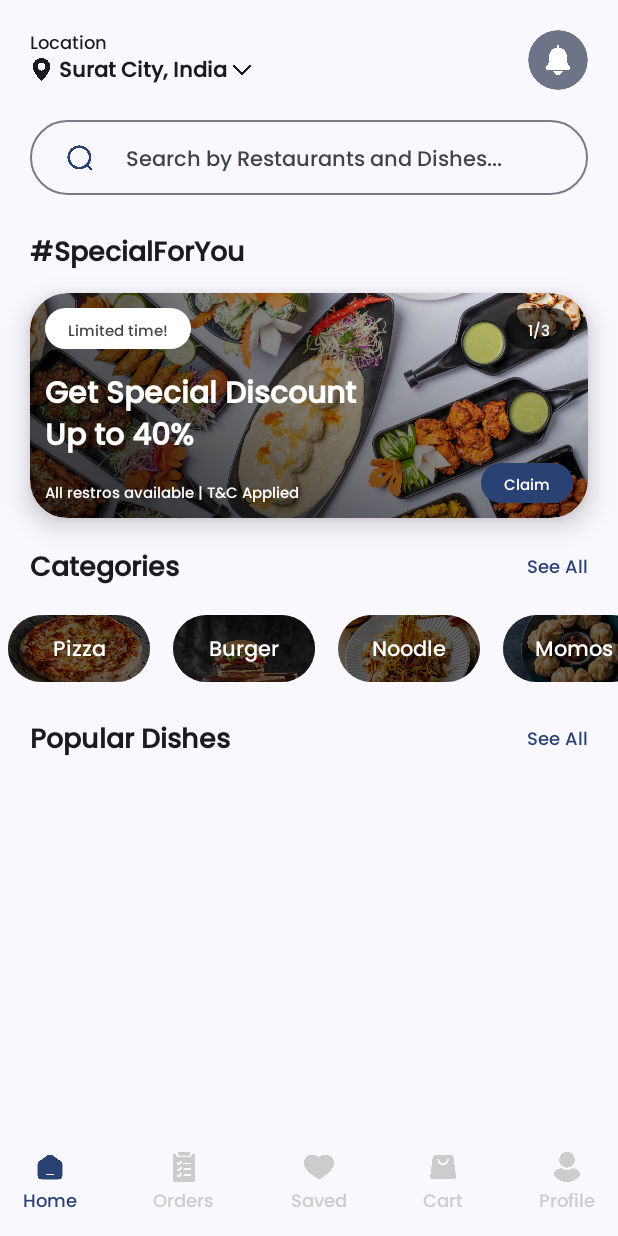
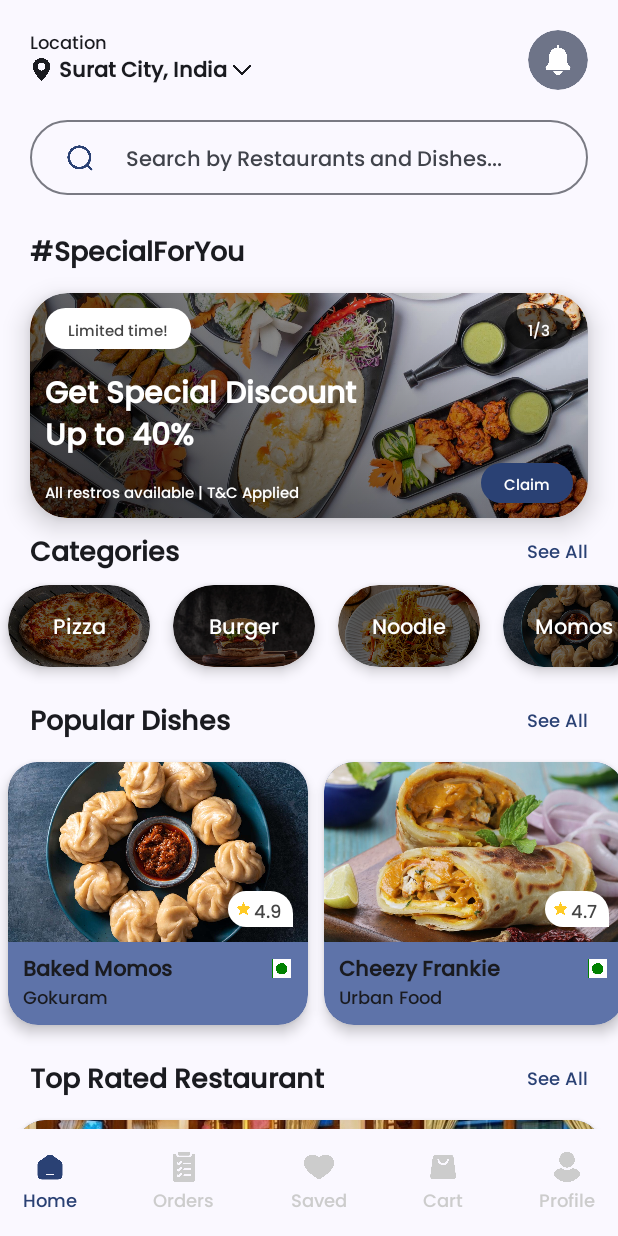
Before and after one commit to chiragpatel047/FoodExpressUserApp, an Android app built with Jetpack Compose: the MainScreen screen opened through its navigation route, on a phone screen of 412 x 824 dp. Run offline under Robolectric (Android 15) with nearby library versions, the phone set to English and light mode, and no system bars.

Commit message:
home-nav-screen-ui-3

```diff
--- a/app/src/main/java/com/foodapp/foodexpress/Components/CategorySingle.kt
+++ b/app/src/main/java/com/foodapp/foodexpress/Components/CategorySingle.kt
@@ -17,6 +17,7 @@ import androidx.compose.runtime.Composable
 import androidx.compose.ui.Alignment
 import androidx.compose.ui.Modifier
 import androidx.compose.ui.draw.clip
+import androidx.compose.ui.draw.shadow
 import androidx.compose.ui.graphics.Color
 import androidx.compose.ui.layout.ContentScale
 import androidx.compose.ui.res.painterResource
@@ -32,7 +33,8 @@ fun CategorySingle(backImage: Int, catName: String) {
         modifier = Modifier
             .height(60.dp)
             .width(110.dp)
-            .padding(5.dp, 10.dp, 10.dp, 5.dp)
+            .padding(5.dp, 0.dp, 10.dp, 5.dp)
+            .shadow(5.dp, RoundedCornerShape(50.dp))
             .clip(RoundedCornerShape(50.dp)),
         contentAlignment = Alignment.Center
     ) {
--- a/app/src/main/java/com/foodapp/foodexpress/Components/Component.kt
+++ b/app/src/main/java/com/foodapp/foodexpress/Components/Component.kt
@@ -317,7 +317,7 @@ fun textWithSeeAllText(title: String) {
     Row(
         modifier = Modifier
             .fillMaxWidth()
-            .padding(20.dp, 20.dp, 20.dp, 10.dp),
+            .padding(20.dp, 10.dp, 20.dp, 10.dp),
         horizontalArrangement = Arrangement.SpaceBetween,
         verticalAlignment = Alignment.CenterVertically
     ) {
--- /dev/null
+++ b/app/src/main/java/com/foodapp/foodexpress/Components/DishSingle.kt
@@ -0,0 +1,115 @@
+package com.foodapp.foodexpress.Components
+
+import androidx.compose.foundation.Image
+import androidx.compose.foundation.background
+import androidx.compose.foundation.layout.Arrangement
+import androidx.compose.foundation.layout.Box
+import androidx.compose.foundation.layout.Column
+import androidx.compose.foundation.layout.Row
+import androidx.compose.foundation.layout.Spacer
+import androidx.compose.foundation.layout.fillMaxWidth
+import androidx.compose.foundation.layout.height
+import androidx.compose.foundation.layout.padding
+import androidx.compose.foundation.layout.size
+import androidx.compose.foundation.layout.width
+import androidx.compose.foundation.layout.wrapContentHeight
+import androidx.compose.foundation.layout.wrapContentWidth
+import androidx.compose.foundation.shape.RoundedCornerShape
+import androidx.compose.material3.Icon
+import androidx.compose.material3.MaterialTheme
+import androidx.compose.material3.Text
+import androidx.compose.runtime.Composable
+import androidx.compose.ui.Alignment
+import androidx.compose.ui.Modifier
+import androidx.compose.ui.draw.clip
+import androidx.compose.ui.draw.shadow
+import androidx.compose.ui.graphics.Color
+import androidx.compose.ui.layout.ContentScale
+import androidx.compose.ui.res.painterResource
+import androidx.compose.ui.text.font.FontWeight
+import androidx.compose.ui.text.style.TextAlign
+import androidx.compose.ui.tooling.preview.Preview
+import androidx.compose.ui.unit.dp
+import androidx.compose.ui.unit.sp
+import com.foodapp.foodexpress.R
+
+@Composable
+fun DishSingle(dishImage: Int, dishName: String, dishResName: String, dishRating: String) {
+
+    Column(
+        modifier = Modifier
+            .padding(5.dp)
+            .width(200.dp)
+            .shadow(5.dp, RoundedCornerShape(20.dp))
+            .clip(RoundedCornerShape(20.dp))
+            .background(MaterialTheme.colorScheme.primaryContainer)
+    ) {
+        Box(
+            modifier = Modifier
+                .width(200.dp)
+                .height(120.dp),
+            contentAlignment = Alignment.BottomEnd
+        ) {
+            Image(
+                painter = painterResource(id = dishImage),
+                contentDescription = "",
+                contentScale = ContentScale.Crop,
+            )
+            Row(
+                modifier = Modifier
+                    .padding(10.dp)
+                    .clip(RoundedCornerShape(15.dp, 15.dp, 0.dp, 15.dp))
+                    .background(Color.White),
+                verticalAlignment = Alignment.CenterVertically,
+                horizontalArrangement = Arrangement.SpaceBetween
+            ) {
+                Icon(
+                    painter = painterResource(id = R.drawable.staricon),
+                    contentDescription = "",
+                    tint = Color(0xFFFFCB25),
+                    modifier = Modifier
+                        .size(15.dp)
+                        .padding(5.dp, 0.dp, 0.dp, 2.dp)
+                )
+                Text(
+                    text = dishRating,
+                    textAlign = TextAlign.Center,
+                    fontSize = 12.sp,
+                    color = Color.DarkGray,
+                    style = MaterialTheme.typography.titleLarge,
+                    modifier = Modifier.padding(2.dp, 5.dp, 8.dp, 2.dp)
+                )
+            }
+        }
+
+        Spacer(modifier = Modifier.padding(4.dp))
+
+        Row(
+            modifier = Modifier
+                .fillMaxWidth()
+                .padding(10.dp, 0.dp),
+            horizontalArrangement = Arrangement.SpaceBetween,
+            verticalAlignment = Alignment.CenterVertically
+        )
+        {
+            Text(
+                text = dishName,
+                fontSize = 14.sp,
+                fontWeight = FontWeight.Bold,
+                style = MaterialTheme.typography.titleLarge
+            )
+            Image(
+                painter = painterResource(id = R.drawable.vegicon),
+                contentDescription = "",
+                modifier = Modifier.size(15.dp)
+            )
+        }
+
+        Text(
+            text = dishResName,
+            fontSize = 12.sp,
+            style = MaterialTheme.typography.titleLarge,
+            modifier = Modifier.padding(10.dp, 1.dp, 10.dp, 10.dp)
+        )
+    }
+}
--- /dev/null
+++ b/app/src/main/java/com/foodapp/foodexpress/Components/RestaurantSingle.kt
@@ -0,0 +1,148 @@
+package com.foodapp.foodexpress.Components
+
+import androidx.compose.foundation.Image
+import androidx.compose.foundation.background
+import androidx.compose.foundation.layout.Arrangement
+import androidx.compose.foundation.layout.Box
+import androidx.compose.foundation.layout.Column
+import androidx.compose.foundation.layout.Row
+import androidx.compose.foundation.layout.Spacer
+import androidx.compose.foundation.layout.fillMaxSize
+import androidx.compose.foundation.layout.fillMaxWidth
+import androidx.compose.foundation.layout.height
+import androidx.compose.foundation.layout.padding
+import androidx.compose.foundation.layout.size
+import androidx.compose.foundation.layout.width
+import androidx.compose.foundation.shape.RoundedCornerShape
+import androidx.compose.material3.Icon
+import androidx.compose.material3.MaterialTheme
+import androidx.compose.material3.Text
+import androidx.compose.runtime.Composable
+import androidx.compose.ui.Alignment
+import androidx.compose.ui.Modifier
+import androidx.compose.ui.draw.clip
+import androidx.compose.ui.draw.shadow
+import androidx.compose.ui.graphics.Color
+import androidx.compose.ui.layout.ContentScale
+import androidx.compose.ui.res.painterResource
+import androidx.compose.ui.text.font.FontWeight
+import androidx.compose.ui.text.style.TextAlign
+import androidx.compose.ui.tooling.preview.Preview
+import androidx.compose.ui.unit.dp
+import androidx.compose.ui.unit.sp
+import com.foodapp.foodexpress.R
+
+@Composable
+fun RestaurantSingle(
+    resImage: Int,
+    resName: String,
+    resTopItems: String,
+    resRating: String,
+    resAddress: String
+) {
+
+    Column(
+        modifier = Modifier
+            .padding(10.dp, 5.dp, 10.dp, 5.dp)
+            .fillMaxWidth()
+            .shadow(5.dp, RoundedCornerShape(20.dp))
+            .clip(RoundedCornerShape(20.dp))
+            .background(MaterialTheme.colorScheme.primaryContainer)
+    ) {
+        Box(
+            modifier = Modifier
+                .fillMaxWidth()
+                .height(130.dp)
+        ) {
+            Image(
+                painter = painterResource(id = resImage),
+                contentDescription = "",
+                contentScale = ContentScale.Crop,
+                modifier = Modifier
+                    .fillMaxWidth()
+                    .height(130.dp)
+            )
+
+            Column(
+                modifier = Modifier.fillMaxSize(),
+                verticalArrangement = Arrangement.SpaceBetween,
+                horizontalAlignment = Alignment.End
+            ) {
+
+                Icon(
+                    painter = painterResource(id = R.drawable.favicon),
+                    contentDescription = "",
+                    tint = Color(0xFFFFCB25),
+                    modifier = Modifier
+                        .size(15.dp)
+                        .padding(8.dp)
+                )
+
+                Row(
+                    modifier = Modifier
+                        .padding(10.dp)
+                        .clip(RoundedCornerShape(15.dp, 15.dp, 0.dp, 15.dp))
+                        .background(Color.White),
+                    verticalAlignment = Alignment.CenterVertically,
+                    horizontalArrangement = Arrangement.SpaceBetween
+                ) {
+                    Icon(
+                        painter = painterResource(id = R.drawable.staricon),
+                        contentDescription = "",
+                        tint = Color(0xFFFFCB25),
+                        modifier = Modifier
+                            .size(15.dp)
+                            .padding(5.dp, 0.dp, 0.dp, 2.dp)
+                    )
+                    Text(
+                        text = resRating,
+                        textAlign = TextAlign.Center,
+                        fontSize = 12.sp,
+                        color = Color.DarkGray,
+                        style = MaterialTheme.typography.titleLarge,
+                        modifier = Modifier.padding(2.dp, 5.dp, 8.dp, 2.dp)
+                    )
+                }
+            }
+
+        }
+
+        Spacer(modifier = Modifier.padding(4.dp))
+
+        Text(
+            text = resName,
+            fontSize = 14.sp,
+            fontWeight = FontWeight.Bold,
+            style = MaterialTheme.typography.titleLarge,
+            modifier = Modifier.padding(10.dp, 0.dp)
+        )
+
+        Text(
+            text = resTopItems,
+            fontSize = 12.sp,
+            style = MaterialTheme.typography.titleLarge,
+            modifier = Modifier.padding(10.dp, 0.dp)
+        )
+
+        Row(
+            modifier = Modifier.padding(10.dp, 0.dp, 10.dp, 15.dp),
+            verticalAlignment = Alignment.CenterVertically
+        ) {
+            Icon(
+                painter = painterResource(id = R.drawable.locationicon),
+                contentDescription = "",
+                modifier = Modifier.size(15.dp),
+                tint = MaterialTheme.colorScheme.primary
+            )
+
+            Text(
+                text = resAddress,
+                fontSize = 12.sp,
+                style = MaterialTheme.typography.titleLarge,
+                modifier = Modifier.padding(10.dp, 0.dp)
+            )
+        }
+
+    }
+
+}
--- a/app/src/main/java/com/foodapp/foodexpress/MainActivity.kt
+++ b/app/src/main/java/com/foodapp/foodexpress/MainActivity.kt
@@ -42,7 +42,7 @@ class MainActivity : ComponentActivity() {
     @Composable
     fun App() {
         val navController = rememberNavController()
-        NavHost(navController = navController, startDestination = "main") {
+        NavHost(navController = navController, startDestination = "starter") {
             composable(route = "starter") {
                 StarterScreen(navController)
             }
--- /dev/null
+++ b/app/src/main/java/com/foodapp/foodexpress/Models/DishModel.kt
@@ -0,0 +1,8 @@
+package com.foodapp.foodexpress.Models
+
+data class DishModel(
+    val dishImage : Int,
+    val dishName : String,
+    val dishRating : String,
+    val dishResName : String
+)
--- /dev/null
+++ b/app/src/main/java/com/foodapp/foodexpress/Models/RestaurantModel.kt
@@ -0,0 +1,9 @@
+package com.foodapp.foodexpress.Models
+
+data class RestaurantModel(
+    val resImage: Int,
+    val resName: String,
+    val resTopItems: String,
+    val resRating: String,
+    val resAddress: String
+)
--- a/app/src/main/java/com/foodapp/foodexpress/NavigationScreens/HomeNavScreen.kt
+++ b/app/src/main/java/com/foodapp/foodexpress/NavigationScreens/HomeNavScreen.kt
@@ -13,12 +13,15 @@ import androidx.compose.foundation.layout.fillMaxWidth
 import androidx.compose.foundation.layout.height
 import androidx.compose.foundation.layout.padding
 import androidx.compose.foundation.layout.size
+import androidx.compose.foundation.lazy.LazyColumn
 import androidx.compose.foundation.lazy.LazyRow
 import androidx.compose.foundation.lazy.items
 import androidx.compose.foundation.pager.HorizontalPager
 import androidx.compose.foundation.pager.rememberPagerState
+import androidx.compose.foundation.rememberScrollState
 import androidx.compose.foundation.shape.RoundedCornerShape
 import androidx.compose.foundation.text.KeyboardOptions
+import androidx.compose.foundation.verticalScroll
 import androidx.compose.material3.ExperimentalMaterial3Api
 import androidx.compose.material3.Icon
 import androidx.compose.material3.MaterialTheme
@@ -41,14 +44,18 @@ import androidx.compose.ui.text.style.TextAlign
 import androidx.compose.ui.unit.dp
 import androidx.compose.ui.unit.sp
 import com.foodapp.foodexpress.Components.CategorySingle
+import com.foodapp.foodexpress.Components.DishSingle
 import com.foodapp.foodexpress.Components.GrayFilledSimpleButton
 import com.foodapp.foodexpress.Components.HeadingText
 import com.foodapp.foodexpress.Components.OnBoard
+import com.foodapp.foodexpress.Components.RestaurantSingle
 import com.foodapp.foodexpress.Components.SpecialForYouSingle
 import com.foodapp.foodexpress.Components.boldText
 import com.foodapp.foodexpress.Components.normalText
 import com.foodapp.foodexpress.Components.textWithSeeAllText
 import com.foodapp.foodexpress.Models.CatModel
+import com.foodapp.foodexpress.Models.DishModel
+import com.foodapp.foodexpress.Models.RestaurantModel
 import com.foodapp.foodexpress.R
 
 @OptIn(ExperimentalMaterial3Api::class, ExperimentalFoundationApi::class)
@@ -56,6 +63,10 @@ import com.foodapp.foodexpress.R
 fun HomeNavScreen() {
 
     var catList: ArrayList<CatModel> = ArrayList()
+    var dishList: ArrayList<DishModel> = ArrayList()
+    var restaurantList: ArrayList<RestaurantModel> = ArrayList()
+
+    val scrollState = rememberScrollState()
 
     catList.add(CatModel("Pizza", R.drawable.temp_cat_1))
     catList.add(CatModel("Burger", R.drawable.temp_cat_2))
@@ -63,7 +74,46 @@ fun HomeNavScreen() {
     catList.add(CatModel("Momos", R.drawable.temp_cat_4))
     catList.add(CatModel("Frankie", R.drawable.temp_cat_5))
 
-    Column(modifier = Modifier.fillMaxSize()) {
+    dishList.add(DishModel(R.drawable.temp_cat_4, "Baked Momos", "4.9", "Gokuram"))
+    dishList.add(DishModel(R.drawable.temp_cat_5, "Cheezy Frankie", "4.7", "Urban Food"))
+    dishList.add(DishModel(R.drawable.temp_cat_2, "Chicken Burger", "3.9", "Azay's"))
+    dishList.add(DishModel(R.drawable.temp_cat_1, "Rotten Pizza", "4.3", "Rotten Tomato"))
+    dishList.add(DishModel(R.drawable.temp_cat_3, "Crispy Noodle ", "3.3", "Gokuram"))
+
+
+    restaurantList.add(
+        RestaurantModel(
+            R.drawable.temp_res_1,
+            "Green Jalapenzo",
+            "Chicken Burger, Pizza, Tanduri, Rayta...",
+            "4.9",
+            "251 Ring Road Athwalines, Surat 395004"
+        )
+    )
+    restaurantList.add(
+        RestaurantModel(
+            R.drawable.temp_res_2,
+            "Gokuram",
+            "Gujarati Thaali, Punjabi Thaali, South Indian...",
+            "4.6",
+            "91 R.k.Desai Road Kamrej, Surat 385014"
+        )
+    )
+//    restaurantList.add(
+//        RestaurantModel(
+//            R.drawable.temp_res_1,
+//            "Real Pizza",
+//            "Chicken Pizza, Tanduri Pizza, Roll Pizza...",
+//            "4.1",
+//            "651 Makai Road Varachcha, Surat 405184"
+//        )
+//    )
+
+    Column(
+        modifier = Modifier
+            .fillMaxSize()
+            .verticalScroll(scrollState)
+    ) {
         Row(
             modifier = Modifier
                 .fillMaxWidth()
@@ -193,9 +243,34 @@ fun HomeNavScreen() {
             }
         }
 
+        Spacer(modifier = Modifier.padding(4.dp))
+
         textWithSeeAllText("Popular Dishes")
 
+        LazyRow() {
+            items(items = dishList) {
+                DishSingle(
+                    dishImage = it.dishImage,
+                    dishName = it.dishName,
+                    dishResName = it.dishResName,
+                    dishRating = it.dishRating
+                )
+            }
+        }
 
+        Spacer(modifier = Modifier.padding(4.dp))
+
+        textWithSeeAllText("Top Rated Restaurant")
+
+        restaurantList.forEach {
+            RestaurantSingle(
+                it.resImage,
+                it.resName,
+                it.resTopItems,
+                it.resRating,
+                it.resAddress
+            )
+        }
 
     }
 }
--- a/app/src/main/java/com/foodapp/foodexpress/Screens/OtpScreen.kt
+++ b/app/src/main/java/com/foodapp/foodexpress/Screens/OtpScreen.kt
@@ -51,7 +51,7 @@ fun OtpScreen(navController: NavController) {
             Column(
                 modifier = Modifier
                     .padding(0.dp, 0.dp, 0.dp, 30.dp)
-                    .background(Color(0x1AFF3E00))
+                    .background(MaterialTheme.colorScheme.secondaryContainer)
             ) {
                 Spacer(modifier = Modifier.padding(10.dp))
                 Box(
```
Also changed, not shown: app/src/main/res/drawable/staricon.png (added), app/src/main/res/drawable/temp_res_1.jpg (added), app/src/main/res/drawable/temp_res_2.jpg (added), app/src/main/res/drawable/vegicon.png (added).
